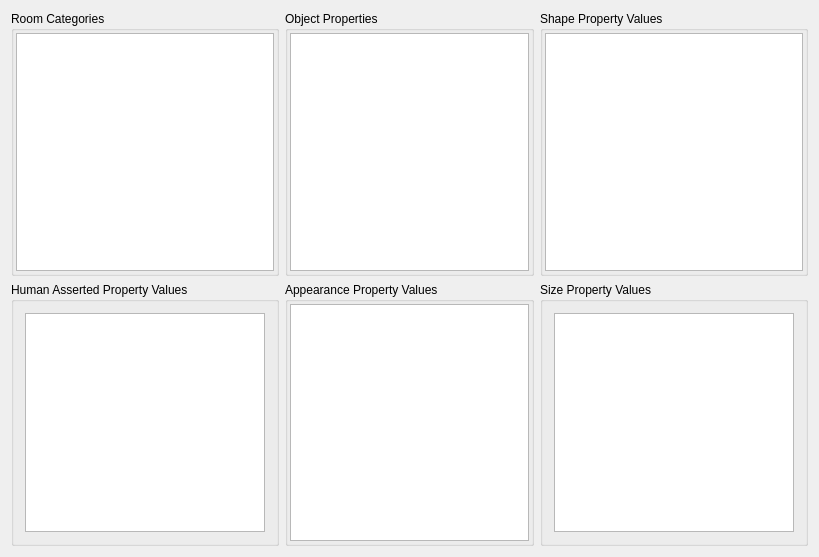
Qt form subarchitectures/conceptual.sa/trunk/src/c++/conceptual/components/Tester/DefaultWidget/DefaultWidget.ui (marc-hanheide/cogx) before a commit.
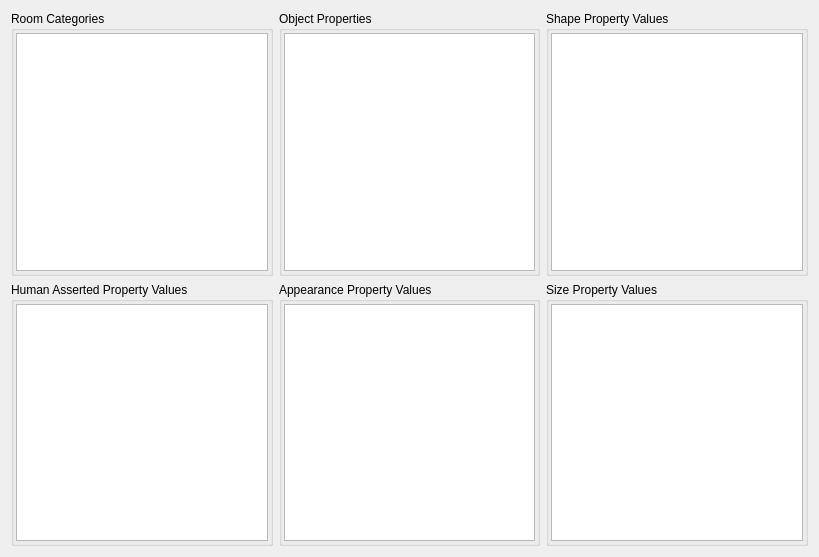
The same form after that commit.

```diff
--- a/subarchitectures/conceptual.sa/trunk/src/c++/conceptual/components/Tester/DefaultWidget/DefaultWidget.ui
+++ b/subarchitectures/conceptual.sa/trunk/src/c++/conceptual/components/Tester/DefaultWidget/DefaultWidget.ui
@@ -37,6 +37,9 @@
         <string>Human Asserted Property Values</string>
        </property>
        <layout class="QVBoxLayout" name="verticalLayout_7">
+        <property name="margin">
+         <number>2</number>
+        </property>
         <item>
          <widget class="QListWidget" name="humanAssertionsListWidget"/>
         </item>
@@ -102,6 +105,9 @@
         <string>Size Property Values</string>
        </property>
        <layout class="QVBoxLayout" name="verticalLayout_9">
+        <property name="margin">
+         <number>2</number>
+        </property>
         <item>
          <widget class="QListWidget" name="sizesListWidget"/>
         </item>
```
